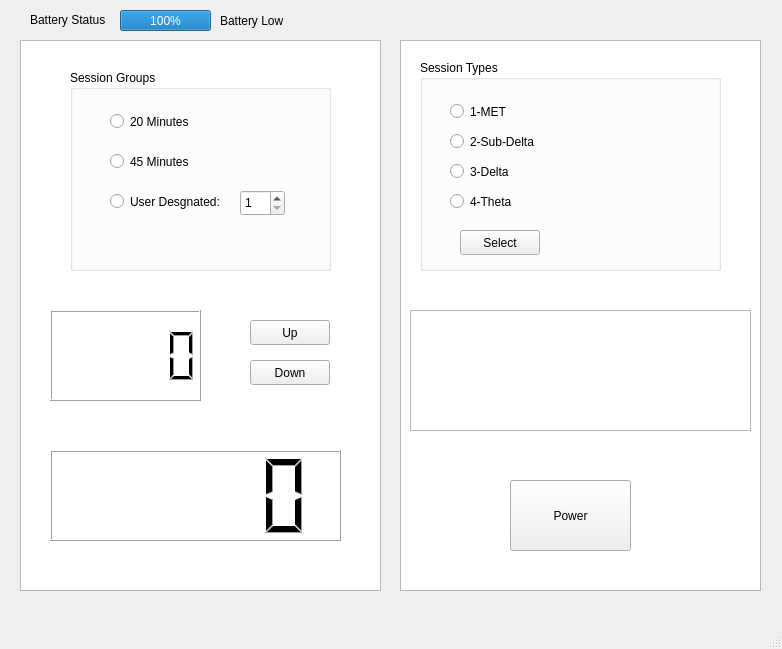
Qt form Project-Team59/mainwindow.ui (heyitsOK/3004-Team59) before a commit.
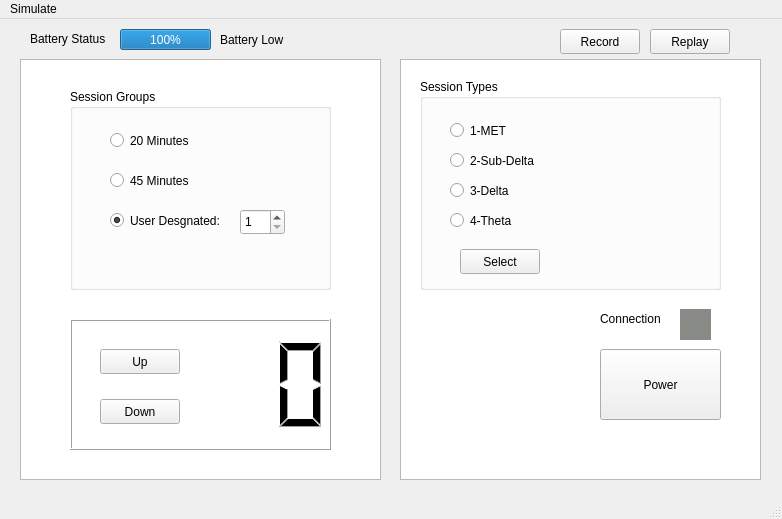
The same form after that commit.

Commit message: Fixed all problems, changed record and replay feature, added user and session classes, organized code, commented code, added finishing touches to gui. should be the last commit

What changed in the file:
```diff
--- a/Project-Team59/mainwindow.ui
+++ b/Project-Team59/mainwindow.ui
@@ -7,7 +7,7 @@
     <x>0</x>
     <y>0</y>
     <width>782</width>
-    <height>649</height>
+    <height>519</height>
    </rect>
   </property>
   <property name="windowTitle">
@@ -20,7 +20,7 @@
       <x>20</x>
       <y>40</y>
       <width>361</width>
-      <height>551</height>
+      <height>421</height>
      </rect>
     </property>
    </widget>
@@ -30,15 +30,15 @@
       <x>400</x>
       <y>40</y>
       <width>361</width>
-      <height>551</height>
+      <height>421</height>
      </rect>
     </property>
    </widget>
    <widget class="QPushButton" name="Power">
     <property name="geometry">
      <rect>
-      <x>510</x>
-      <y>480</y>
+      <x>600</x>
+      <y>330</y>
       <width>121</width>
       <height>71</height>
      </rect>
@@ -53,18 +53,18 @@
    <widget class="QLCDNumber" name="Strength">
     <property name="geometry">
      <rect>
-      <x>50</x>
-      <y>310</y>
-      <width>151</width>
-      <height>91</height>
+      <x>70</x>
+      <y>300</y>
+      <width>261</width>
+      <height>131</height>
      </rect>
     </property>
    </widget>
    <widget class="QPushButton" name="Up">
     <property name="geometry">
      <rect>
-      <x>250</x>
-      <y>320</y>
+      <x>100</x>
+      <y>330</y>
       <width>80</width>
       <height>25</height>
      </rect>
@@ -76,8 +76,8 @@
    <widget class="QPushButton" name="Down">
     <property name="geometry">
      <rect>
-      <x>250</x>
-      <y>360</y>
+      <x>100</x>
+      <y>380</y>
       <width>80</width>
       <height>25</height>
      </rect>
@@ -86,16 +86,6 @@
      <string>Down</string>
     </property>
    </widget>
-   <widget class="QLCDNumber" name="groups">
-    <property name="geometry">
-     <rect>
-      <x>50</x>
-      <y>450</y>
-      <width>291</width>
-      <height>91</height>
-     </rect>
-    </property>
-   </widget>
    <widget class="QGroupBox" name="grpSession">
     <property name="enabled">
      <bool>true</bool>
@@ -126,6 +116,9 @@
      <property name="text">
       <string>20 Minutes</string>
      </property>
+     <property name="checked">
+      <bool>false</bool>
+     </property>
     </widget>
     <widget class="QRadioButton" name="rdb45">
      <property name="geometry">
@@ -139,6 +132,9 @@
      <property name="text">
       <string>45 Minutes</string>
      </property>
+     <property name="checked">
+      <bool>false</bool>
+     </property>
     </widget>
     <widget class="QRadioButton" name="rdbUserDes">
      <property name="geometry">
@@ -152,6 +148,9 @@
      <property name="text">
       <string>User Desgnated:</string>
      </property>
+     <property name="checked">
+      <bool>true</bool>
+     </property>
     </widget>
     <widget class="QSpinBox" name="spbMinutes">
      <property name="geometry">
@@ -296,14 +295,59 @@
      <bool>false</bool>
     </property>
    </widget>
-   <widget class="QTableWidget" name="history">
+   <widget class="QPushButton" name="btnRecord">
     <property name="geometry">
      <rect>
-      <x>410</x>
-      <y>310</y>
-      <width>341</width>
-      <height>121</height>
+      <x>560</x>
+      <y>10</y>
+      <width>80</width>
+      <height>25</height>
      </rect>
+    </property>
+    <property name="text">
+     <string>Record</string>
+    </property>
+   </widget>
+   <widget class="QPushButton" name="btnReplay">
+    <property name="geometry">
+     <rect>
+      <x>650</x>
+      <y>10</y>
+      <width>80</width>
+      <height>25</height>
+     </rect>
+    </property>
+    <property name="text">
+     <string>Replay</string>
+    </property>
+   </widget>
+   <widget class="QLabel" name="lblConnection">
+    <property name="geometry">
+     <rect>
+      <x>600</x>
+      <y>290</y>
+      <width>71</width>
+      <height>20</height>
+     </rect>
+    </property>
+    <property name="text">
+     <string>Connection</string>
+    </property>
+   </widget>
+   <widget class="QLabel" name="lblStatus">
+    <property name="geometry">
+     <rect>
+      <x>680</x>
+      <y>290</y>
+      <width>31</width>
+      <height>31</height>
+     </rect>
+    </property>
+    <property name="styleSheet">
+     <string notr="true">background-color: rgb(136, 138, 133);</string>
+    </property>
+    <property name="text">
+     <string/>
     </property>
    </widget>
   </widget>
@@ -316,6 +360,38 @@
      <height>22</height>
     </rect>
    </property>
+   <widget class="QMenu" name="menuSimulate">
+    <property name="title">
+     <string>Simulate</string>
+    </property>
+    <widget class="QMenu" name="menuSet_connection">
+     <property name="title">
+      <string>Set connection</string>
+     </property>
+     <addaction name="actionGood"/>
+     <addaction name="actionOK"/>
+     <addaction name="actionBad"/>
+    </widget>
+    <widget class="QMenu" name="menuBattery">
+     <property name="title">
+      <string>Battery</string>
+     </property>
+     <addaction name="actionBattery_Full"/>
+     <addaction name="actionBattery_Low"/>
+     <addaction name="actionBattery_End"/>
+    </widget>
+    <widget class="QMenu" name="menuChange_User">
+     <property name="title">
+      <string>Change User</string>
+     </property>
+     <addaction name="actionAlice"/>
+     <addaction name="actionBob"/>
+    </widget>
+    <addaction name="menuSet_connection"/>
+    <addaction name="menuBattery"/>
+    <addaction name="menuChange_User"/>
+   </widget>
+   <addaction name="menuSimulate"/>
   </widget>
   <widget class="QStatusBar" name="statusbar"/>
  </widget>
```
Left out of the diff: 40 changed lines with no effect on the pictures. The commit also changes 7 other files.
